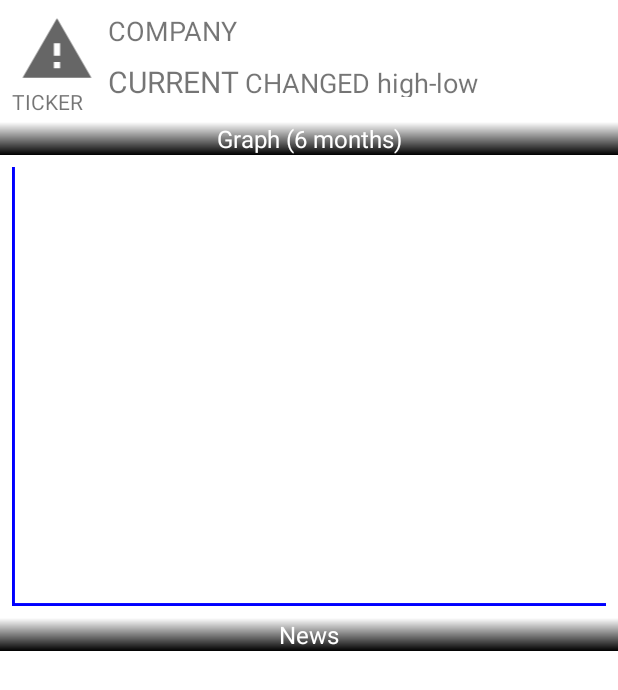
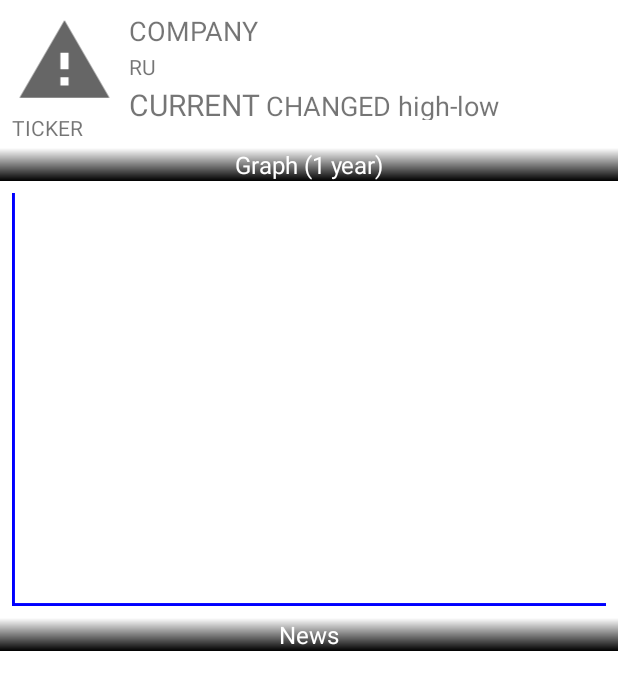
Before and after one commit to AlexSemiv/Stocks, an Android app: the layout fragment_stock_information.xml on its own in the app's theme, with its tools: preview values and no code run, on a phone screen of 412 x 824 dp. Shown: the top 690 px of the screen. Run offline under Robolectric (Android 15) with nearby library versions, the light colour scheme and no system bars.

Commit message:
Stocks 3.8

```diff
--- a/app/src/main/java/com/example/stocks/db/SavedStockDatabase.kt
+++ b/app/src/main/java/com/example/stocks/db/SavedStockDatabase.kt
@@ -5,7 +5,6 @@ import androidx.room.Database
 import androidx.room.Room
 import androidx.room.RoomDatabase
 import androidx.room.TypeConverters
-import javax.inject.Inject
 
 @Database(
         entities = [Stock::class],
--- a/app/src/main/java/com/example/stocks/repository/StocksRepository.kt
+++ b/app/src/main/java/com/example/stocks/repository/StocksRepository.kt
@@ -4,7 +4,6 @@ import com.example.stocks.api.SafeApiRequest
 import com.example.stocks.db.SavedStockDatabase
 import com.example.stocks.db.Stock
 import com.example.stocks.response.RetrofitInstance
-import dagger.hilt.EntryPoint
 
 class StocksRepository(
         val db: SavedStockDatabase
--- a/app/src/main/java/com/example/stocks/response/QuoteResponse.kt
+++ b/app/src/main/java/com/example/stocks/response/QuoteResponse.kt
@@ -8,5 +8,5 @@ data class QuoteResponse(
     val l: Double, // Low price of the day
     val o: Double, // Open price of the day
     val pc: Double, // Previous close price
-    val t: Float
+    val t: Float // int
 ) : Serializable
--- a/app/src/main/java/com/example/stocks/response/news/CompanyNewsResponseItem.kt
+++ b/app/src/main/java/com/example/stocks/response/news/CompanyNewsResponseItem.kt
@@ -4,9 +4,9 @@ import java.io.Serializable
 
 data class CompanyNewsResponseItem(
     val category: String,
-    val datetime: Int,
+    val datetime: Float, // int
     val headline: String,
-    val id: Int,
+    val id: Float, // int
     val image: String,
     val related: String,
     val source: String,
--- a/app/src/main/java/com/example/stocks/ui/adapters/BindingAdapters.kt
+++ b/app/src/main/java/com/example/stocks/ui/adapters/BindingAdapters.kt
@@ -9,7 +9,7 @@ import java.text.SimpleDateFormat
 import java.util.*
 
 @BindingAdapter("app:setDateFormat")
-fun dateFormat(view: TextView, dateTime: Int) {
+fun dateFormat(view: TextView, dateTime: Float) {
     try {
         val sdf = SimpleDateFormat("MM/dd/yyyy")
         val netDate = Date(dateTime.toLong() * 1000)
@@ -34,6 +34,7 @@ fun changedPrice(view: TextView, changedPrice: Double) {
                 view.setTextColor(Color.RED)
             }
             append("$)")
+            toString()
         }
     } catch (e: Exception){
         view.text = "unknown"
--- a/app/src/main/java/com/example/stocks/ui/adapters/NewsAdapter.kt
+++ b/app/src/main/java/com/example/stocks/ui/adapters/NewsAdapter.kt
@@ -6,13 +6,9 @@ import androidx.databinding.DataBindingUtil
 import androidx.recyclerview.widget.AsyncListDiffer
 import androidx.recyclerview.widget.DiffUtil
 import androidx.recyclerview.widget.RecyclerView
-import com.bumptech.glide.Glide
 import com.example.stocks.R
 import com.example.stocks.databinding.ItemNewsBinding
-import com.example.stocks.db.Stock
 import com.example.stocks.response.news.CompanyNewsResponseItem
-import kotlinx.android.synthetic.main.item_news.view.*
-import kotlinx.android.synthetic.main.item_stock.view.*
 
 class NewsAdapter: RecyclerView.Adapter<NewsAdapter.NewsViewHolder>() {
     inner class NewsViewHolder(
--- a/app/src/main/java/com/example/stocks/ui/fragments/SearchStocksFragment.kt
+++ b/app/src/main/java/com/example/stocks/ui/fragments/SearchStocksFragment.kt
@@ -8,7 +8,6 @@ import android.widget.SearchView
 import androidx.core.widget.addTextChangedListener
 import com.example.stocks.R
 import com.example.stocks.ui.StocksActivity
-import com.example.stocks.util.Utils.Companion.SEARCHING_TIME_DELAY
 import com.google.android.material.snackbar.Snackbar
 import kotlinx.android.synthetic.main.fragment_stocks.*
 import kotlinx.coroutines.*
@@ -36,7 +35,6 @@ class SearchStocksFragment(
             override fun onQueryTextSubmit(query: String?): Boolean {
                 searchJob?.cancel()
                 searchJob = MainScope().launch {
-                    delay(SEARCHING_TIME_DELAY)
                         if (query != null) {
                             if (query.isNotEmpty()) {
                                 viewModel.searchStocks(query)
--- a/app/src/main/java/com/example/stocks/ui/graph/GraphView.kt
+++ b/app/src/main/java/com/example/stocks/ui/graph/GraphView.kt
@@ -4,10 +4,8 @@ import android.content.Context
 import android.graphics.Canvas
 import android.graphics.Color
 import android.graphics.Paint
-import android.provider.ContactsContract
 import android.util.AttributeSet
 import android.view.View
-import com.example.stocks.db.Stock
 
 class GraphView(
         context: Context,
@@ -80,13 +78,13 @@ class GraphView(
 
     override fun onDraw(canvas: Canvas?) {
         super.onDraw(canvas)
-        canvas?.draw(dataSetOpen,dataOpenPointLinePaint)
-        canvas?.draw(dataSetClose, dataClosePointLinePaint)
-        canvas?.draw(dataSetHigh,dataHighPointLinePaint)
-        canvas?.draw(dataSetLow,dataLowPointLinePaint)
+        canvas?.drawLine(dataSetOpen,dataOpenPointLinePaint)
+        canvas?.drawLine(dataSetClose, dataClosePointLinePaint)
+        canvas?.drawLine(dataSetHigh,dataHighPointLinePaint)
+        canvas?.drawLine(dataSetLow,dataLowPointLinePaint)
     }
 
-    private fun Canvas.draw(list: MutableList<DataPoint> ,line: Paint){
+    private fun Canvas.drawLine(list: MutableList<DataPoint>, line: Paint){
         list.forEachIndexed() { index, currentDataPoint ->
             val realX = currentDataPoint.x.toRealX()
             val realY = currentDataPoint.y.toRealY()
--- a/app/src/main/java/com/example/stocks/util/Exceptions.kt
+++ b/app/src/main/java/com/example/stocks/util/Exceptions.kt
@@ -3,5 +3,3 @@ package com.example.stocks.util
 import java.io.IOException
 
 class ApiLimitException(message: String): IOException(message)
-class ApiAccessException(message: String): IOException(message)
-class OtherApiException(message: String): IOException(message)
--- a/app/src/main/res/layout/fragment_stock_information.xml
+++ b/app/src/main/res/layout/fragment_stock_information.xml
@@ -14,8 +14,8 @@
 
     <ImageView
         android:id="@+id/logo"
-        android:layout_width="60dp"
-        android:layout_height="50dp"
+        android:layout_width="70dp"
+        android:layout_height="65dp"
         android:layout_marginStart="8dp"
         android:layout_marginLeft="8dp"
         android:layout_marginTop="8dp"
@@ -27,8 +27,8 @@
         android:id="@+id/name"
         android:layout_width="wrap_content"
         android:layout_height="wrap_content"
-        android:layout_marginStart="4dp"
-        android:layout_marginLeft="4dp"
+        android:layout_marginStart="8dp"
+        android:layout_marginLeft="8dp"
         android:text="@{stock.profile.name}"
         android:textSize="18sp"
         app:layout_constraintStart_toEndOf="@+id/logo"
@@ -36,9 +36,20 @@
         tools:text="COMPANY" />
 
     <TextView
+        android:id="@+id/country"
+        android:layout_width="wrap_content"
+        android:layout_height="wrap_content"
+        android:layout_marginTop="2dp"
+        android:text="@{stock.profile.country}"
+        app:layout_constraintStart_toStartOf="@+id/name"
+        app:layout_constraintTop_toBottomOf="@+id/name"
+        tools:text="RU" />
+
+    <TextView
         android:id="@+id/ticker"
         android:layout_width="wrap_content"
         android:layout_height="wrap_content"
+        android:layout_marginTop="2dp"
         android:text="@{stock.profile.ticker}"
         app:layout_constraintStart_toStartOf="@+id/logo"
         app:layout_constraintTop_toBottomOf="@+id/logo"
@@ -48,11 +59,11 @@
         android:id="@+id/linearLayout2"
         android:layout_width="wrap_content"
         android:layout_height="wrap_content"
-        android:layout_marginTop="8dp"
+        android:layout_marginTop="2dp"
         android:gravity="left"
         android:orientation="horizontal"
         app:layout_constraintStart_toStartOf="@+id/name"
-        app:layout_constraintTop_toBottomOf="@+id/name">
+        app:layout_constraintTop_toBottomOf="@+id/country">
 
         <TextView
             android:id="@+id/current_price"
@@ -68,8 +79,8 @@
             android:layout_height="24dp"
             android:layout_marginStart="4sp"
             android:layout_marginLeft="4sp"
-            app:setChangedPrice="@{stock.price.o - stock.price.c}"
             android:textSize="18sp"
+            app:setChangedPrice="@{stock.price.c - stock.price.o}"
             tools:text="CHANGED high-low" />
     </LinearLayout>
 
@@ -90,13 +101,6 @@
         android:orientation="horizontal"
         app:layout_constraintGuide_percent="0.5" />
 
-    <androidx.constraintlayout.widget.Guideline
-        android:id="@+id/guideline3"
-        android:layout_width="wrap_content"
-        android:layout_height="wrap_content"
-        android:orientation="horizontal"
-        app:layout_constraintGuide_percent="0.125" />
-
     <androidx.recyclerview.widget.RecyclerView
         android:id="@+id/news_recycler"
         android:layout_width="0dp"
@@ -113,7 +117,7 @@
         android:layout_marginTop="4dp"
         android:background="@drawable/gradient"
         android:gravity="center"
-        android:text="Graph (6 months)"
+        android:text="Graph (1 year)"
         android:textColor="@color/white"
         android:textSize="16sp"
         app:layout_constraintEnd_toEndOf="parent"
```
Also changed, not shown: app/src/main/java/com/example/stocks/api/SafeApiRequest.kt (+4 -8 lines), app/src/main/java/com/example/stocks/ui/fragments/InformationStockFragment.kt (+1 -8 lines), app/src/main/java/com/example/stocks/ui/fragments/StockFragment.kt (+3 -9 lines), app/src/main/java/com/example/stocks/ui/viewmodel/StocksViewModel.kt (+34 -59 lines), app/src/main/java/com/example/stocks/util/Utils.kt (+9 -3 lines), app/src/main/res/layout/item_stock.xml (+8 -10 lines).
